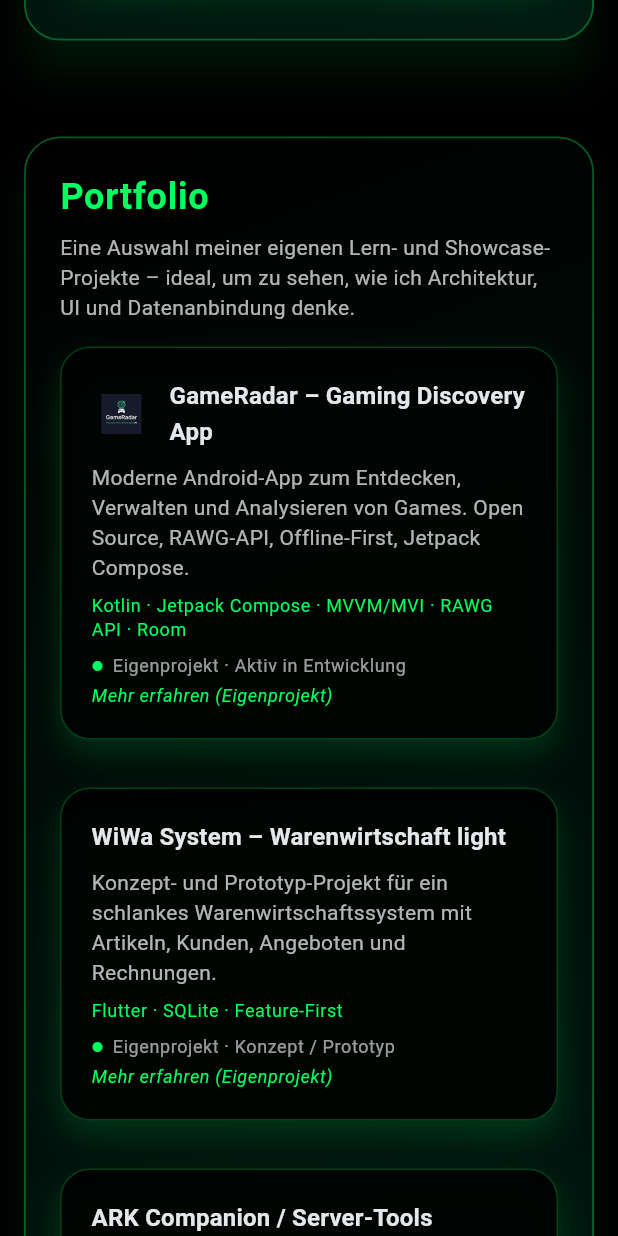
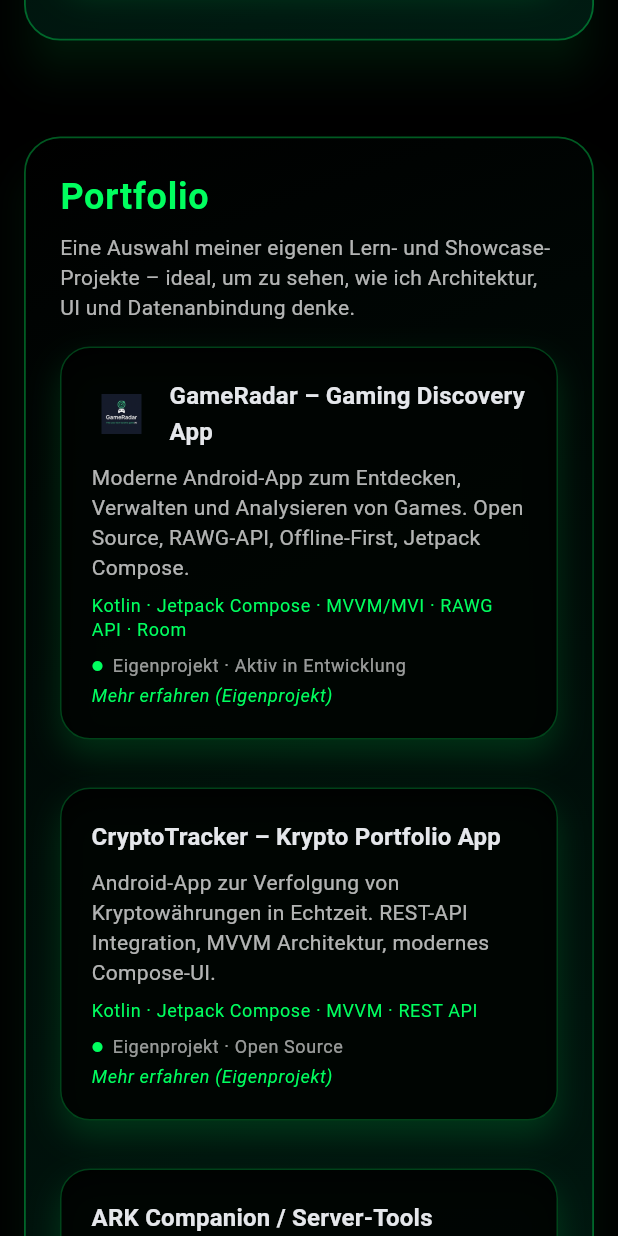
Before and after one commit to jchillah/jchillah_company_site, a Flutter app: the screen it shows after launch, scrolled down 1728 dp, on a phone screen of 412 x 824 dp. Run offline on Flutter 3.47's test engine with Material 3 defaults, Android fonts, the phone set to English and light mode, and no system bars.

Commit message:
added screenshots and put right infos in Portfolio

```diff
--- a/lib/src/core/widgets/homepage/sections/contact_section.dart
+++ b/lib/src/core/widgets/homepage/sections/contact_section.dart
@@ -47,11 +47,6 @@ class ContactSection extends StatelessWidget {
                 icon: const Icon(Icons.email_outlined),
                 label: const Text('E-Mail schreiben'),
               ),
-              OutlinedButton.icon(
-                onPressed: _openGithub,
-                icon: const Icon(Icons.code),
-                label: const Text('GitHub Profil'),
-              ),
             ],
           ),
         ],
--- a/lib/src/core/widgets/homepage/sections/portfolio/portfolio_section.dart
+++ b/lib/src/core/widgets/homepage/sections/portfolio/portfolio_section.dart
@@ -55,36 +55,42 @@ class PortfolioSection extends StatelessWidget {
     );
   }
 
-  void _openWiWa(BuildContext context) {
+  void _openCryptoTracker(BuildContext context) {
     Navigator.of(context).push(
       MaterialPageRoute(
         builder: (_) => const ProjectDetailPage(
-          title:
-              '(Platzhalter)WiWa System – Warenwirtschaft light (Eigenprojekt)',
+          title: 'CryptoTracker – Krypto Portfolio & Market App (Eigenprojekt)',
           subtitle:
-              'Konzept- und Lernprojekt für ein leichtgewichtiges Warenwirtschaftssystem.',
-          status: 'Eigenprojekt · Konzept / Prototyp',
-          techStack: 'Flutter · SQLite · Feature-First Architecture',
+              'Moderne Android-App zur Verfolgung von Kryptowährungen, Preisen und Portfolio-Werten in Echtzeit.',
+          status: 'Eigenprojekt · Open Source',
+          techStack: 'Kotlin · Jetpack Compose · MVVM · Retrofit · REST API',
           longDescription:
-              'WiWa System ist ein persönliches Konzept- und Prototyp-Projekt. '
-              'Die Idee dahinter: ein schlankes Warenwirtschaftssystem für kleine Betriebe, '
-              'ohne den vollen Umfang eines großen ERP-Systems. \n\n'
-              'Ich nutze WiWa, um mit lokalem Speicher (SQLite), Feature-First-Struktur und '
-              'einem klaren Domain-Zuschnitt zu arbeiten. Das Projekt ist ideal, um typische '
-              'Business-Fälle wie Artikel, Kunden, Angebote und Rechnungen technisch nachzubilden '
-              'und Best Practices in Flutter auszuprobieren.',
+              'CryptoTracker ist ein Android-Projekt zur Echtzeit-Überwachung von Kryptowährungen. '
+              'Die App nutzt eine externe REST-API, um aktuelle Preise, Marktveränderungen und '
+              'weitere Kennzahlen abzurufen und visuell darzustellen.\n\n'
+              'Das Projekt dient als technisches Showcase für API-Integration, State-Management '
+              'mit MVVM, moderne Compose-UI und saubere Trennung von Data-, Domain- und Presentation-Layer. '
+              'Besonderer Fokus lag auf klarer Architektur, performanter Datenaktualisierung und '
+              'übersichtlicher Darstellung komplexer Finanzdaten.',
           features: [
-            'Eigenes Konzept- und Lernprojekt (kein Kundenprojekt)',
-            'Artikelverwaltung mit Grunddaten, Preisen und Kategorien',
-            'Kundenverwaltung mit Basisinformationen',
-            'Angebote und Rechnungen mit Referenz auf Artikel & Kunden',
-            'Lokale Speicherung mit SQLite (offlinefähig)',
-            'Feature-First-Struktur als Übungsfeld für saubere Architektur',
+            'Echtzeit-Preisabfragen über externe Krypto-API',
+            'Moderne UI mit Jetpack Compose',
+            'MVVM-Architektur mit klarer Layer-Trennung',
+            'Detailansichten für Coins mit Preisverlauf',
+            'Saubere Netzwerk- und Fehlerbehandlung',
+            'Dark Mode & performante UI-States',
           ],
           screenshotAssets: [
-            'assets/images/wiwa_1.png',
-            'assets/images/wiwa_2.png',
+            'assets/images/cryptotracker_1.png',
+            'assets/images/cryptotracker_2.png',
+            'assets/images/cryptotracker_3.png',
+            'assets/images/cryptotracker_4.png',
+            'assets/images/cryptotracker_5.png',
+            'assets/images/cryptotracker_6.png',
           ],
+
+          // Optional: GitHub Link
+          appRepoUrl: 'https://github.com/jchillah/CryptoTracker',
         ),
       ),
     );
@@ -148,13 +154,14 @@ class PortfolioSection extends StatelessWidget {
               const SizedBox(width: 16, height: 16),
               Expanded(
                 child: PortfolioCard(
-                  title: 'WiWa System – Warenwirtschaft light',
+                  title: 'CryptoTracker – Krypto Portfolio App',
                   description:
-                      'Konzept- und Prototyp-Projekt für ein schlankes Warenwirtschaftssystem '
-                      'mit Artikeln, Kunden, Angeboten und Rechnungen.',
-                  techStack: 'Flutter · SQLite · Feature-First',
-                  status: 'Eigenprojekt · Konzept / Prototyp',
-                  onTap: () => _openWiWa(context),
+                      'Android-App zur Verfolgung von Kryptowährungen in Echtzeit. '
+                      'REST-API Integration, MVVM Architektur, modernes Compose-UI.',
+                  techStack: 'Kotlin · Jetpack Compose · MVVM · REST API',
+                  status: 'Eigenprojekt · Open Source',
+                  onTap: () => _openCryptoTracker(context),
+                  iconAsset: null, // optional später eigenes Icon
                 ),
               ),
               const SizedBox(width: 16, height: 16),
```
Also changed, not shown: lib/src/core/widgets/homepage/sections/about_section.dart (+39 -4 lines), assets/images/Cryptotracker_4.png (added), assets/images/Cryptotracker_6.png (added), assets/images/cryptotracker_1.png (added), assets/images/cryptotracker_2.png (added), assets/images/cryptotracker_3.png (added), assets/images/cryptotracker_5.png (added).
